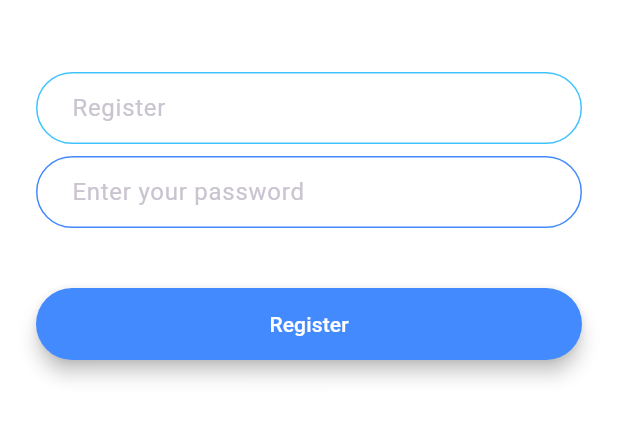
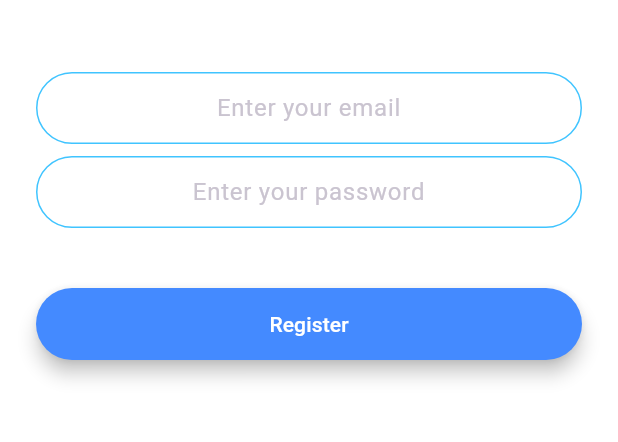
Before and after one commit to Muhammad-Ali-5331/Flash_chat, a Flutter app: the RegistrationScreen screen opened by its route, on a phone screen of 412 x 824 dp, the part 576-1018 px from its top. Run offline on Flutter 3.47's test engine with Material 3 defaults, Android fonts, the phone set to English and light mode, and no system bars; our stand-ins replace animated_text_kit, firebase_auth, firebase_core; accounts and stored records are empty.

Commit message:
Add Firebase Authentication to RegistrationScreen
- Integrated FirebaseAuth for user registration

- Added state variables for email and password

- Implemented TextFields with centered input and secure password handling

- Used createUserWithEmailAndPassword for account creation

- Navigates to ChatScreen on successful registration

- Displays SnackBar error message on failure

```diff
--- a/lib/screens/registration_screen.dart
+++ b/lib/screens/registration_screen.dart
@@ -1,6 +1,8 @@
 import 'package:flash_chat/constants.dart';
+import 'package:flash_chat/screens/chat_screen.dart';
 import 'package:flutter/material.dart';
 import '../components/rounded_button.dart';
+import 'package:firebase_auth/firebase_auth.dart';
 
 class RegistrationScreen extends StatefulWidget {
   const RegistrationScreen({super.key});
@@ -10,6 +12,9 @@ class RegistrationScreen extends StatefulWidget {
 }
 
 class RegistrationScreenState extends State<RegistrationScreen> {
+  late String email;
+  late String password;
+  final _authorizer = FirebaseAuth.instance;
   @override
   Widget build(BuildContext context) {
     return Scaffold(
@@ -29,38 +34,47 @@ class RegistrationScreenState extends State<RegistrationScreen> {
             ),
             SizedBox(height: 48.0),
             TextField(
+              keyboardType: TextInputType.emailAddress,
+              style: TextStyle(color: Colors.black),
+              textAlign: TextAlign.center,
               onChanged: (value) {
-                //Do something with the user input.
+                //Email Entry Field
+                email = value;
               },
-              decoration: kTextFieldDecoration.copyWith(hintText: 'Register'),
+              decoration: kTextFieldDecoration.copyWith(
+                hintText: 'Enter your email',
+              ),
             ),
             SizedBox(height: 8.0),
             TextField(
+              style: TextStyle(color: Colors.black),
+              textAlign: TextAlign.center,
+              obscureText: true,
               onChanged: (value) {
-                //Do something with the user input.
+                //Password Entry Field
+                password = value;
               },
-              decoration: InputDecoration(
+              decoration: kTextFieldDecoration.copyWith(
                 hintText: 'Enter your password',
-                contentPadding: EdgeInsets.symmetric(
-                  vertical: 10.0,
-                  horizontal: 20.0,
-                ),
-                border: OutlineInputBorder(
-                  borderRadius: BorderRadius.all(Radius.circular(32.0)),
-                ),
-                enabledBorder: OutlineInputBorder(
-                  borderSide: BorderSide(color: Colors.blueAccent, width: 1.0),
-                  borderRadius: BorderRadius.all(Radius.circular(32.0)),
-                ),
-                focusedBorder: OutlineInputBorder(
-                  borderSide: BorderSide(color: Colors.blueAccent, width: 2.0),
-                  borderRadius: BorderRadius.all(Radius.circular(32.0)),
-                ),
               ),
             ),
             SizedBox(height: 24.0),
-            RoundedButton(Colors.blueAccent, 'Register', () {
-              Navigator.pushNamed(context, RegistrationScreen.id);
+            RoundedButton(Colors.blueAccent, 'Register', () async {
+              try {
+                final userCredentials = await _authorizer
+                    .createUserWithEmailAndPassword(
+                      email: email,
+                      password: password,
+                    );
+                final newUser = userCredentials.user;
+                if (newUser != null) {
+                  Navigator.pushNamed(context, ChatScreen.id);
+                }
+              } catch (e) {
+                ScaffoldMessenger.of(context).showSnackBar(
+                  SnackBar(content: Text('Registration failed: $e')),
+                );
+              }
             }),
           ],
         ),
```
